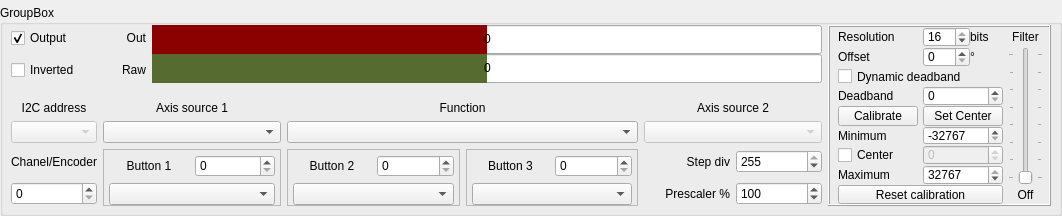
First picture: the form in widgets/axes.ui, repository FreeJoy-Team/FreeJoyConfiguratorQt, before the edit.
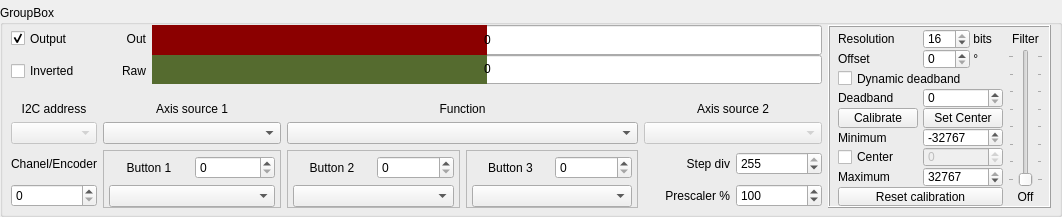
Second picture: the form after the edit.

```diff
--- a/widgets/axes.ui
+++ b/widgets/axes.ui
@@ -7,7 +7,7 @@
     <x>0</x>
     <y>0</y>
     <width>1062</width>
-    <height>216</height>
+    <height>217</height>
    </rect>
   </property>
   <property name="minimumSize">
@@ -357,7 +357,7 @@
           <number>8</number>
          </property>
          <property name="topMargin">
-          <number>0</number>
+          <number>2</number>
          </property>
          <property name="rightMargin">
           <number>6</number>
@@ -428,7 +428,7 @@
          <item row="0" column="3">
           <widget class="QLabel" name="text_bits">
            <property name="text">
-            <string>bits</string>
+            <string> bits</string>
            </property>
           </widget>
          </item>
@@ -544,7 +544,7 @@
          <item row="1" column="3">
           <widget class="QLabel" name="text_angle">
            <property name="text">
-            <string notr="true">°</string>
+            <string notr="true"> °</string>
            </property>
           </widget>
          </item>
```
